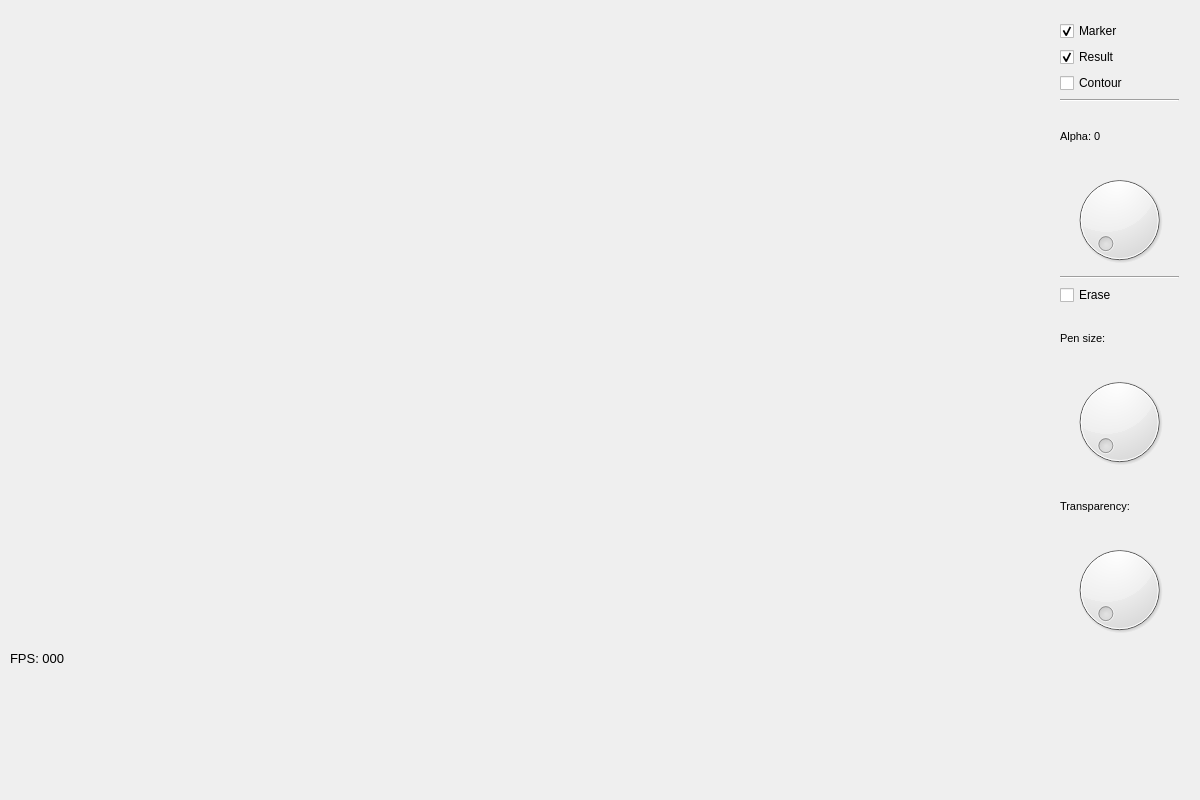
Before: the Qt Designer form mainwindow.ui in michal-kowalczyk/RealTimeCTSegmentation, drawn with Qt 5.
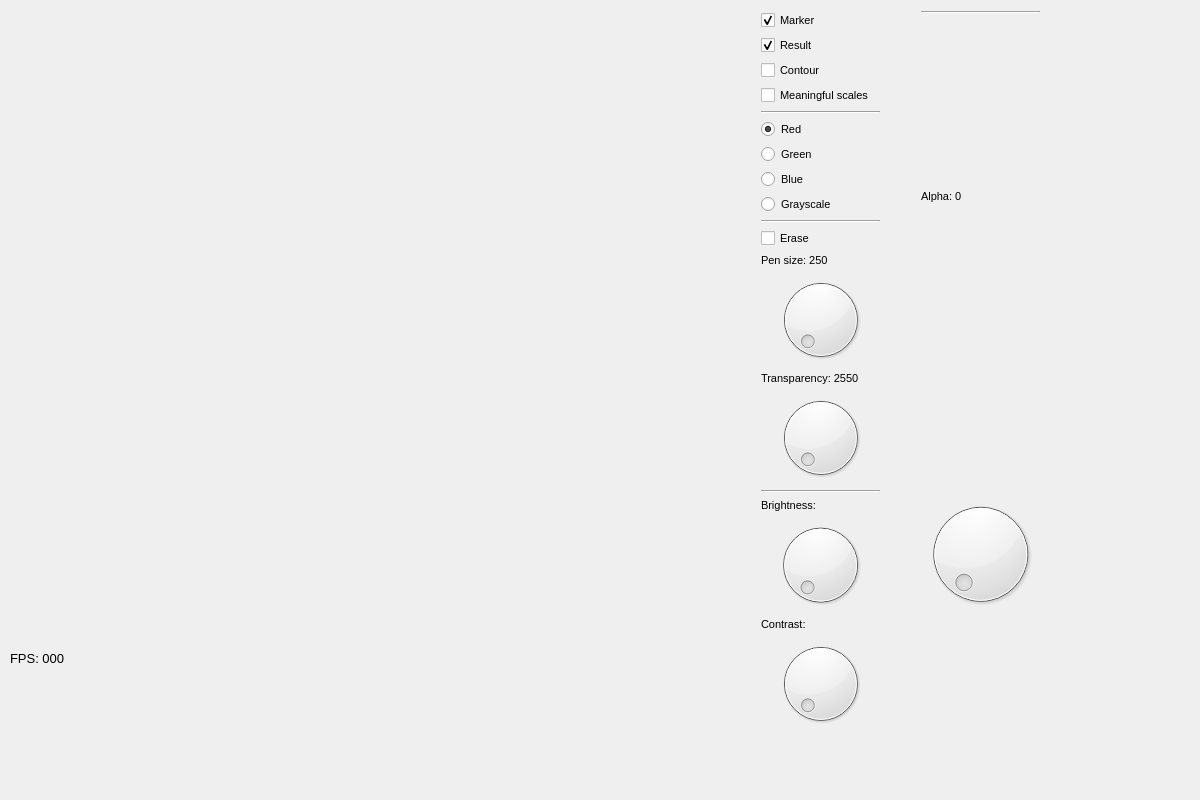
After: the same form once the commit is applied.

Commit message: Version with Meaningful Scales (probably there is some bug in MS), see increasing time of execution

```diff
--- a/mainwindow.ui
+++ b/mainwindow.ui
@@ -35,15 +35,20 @@
    <widget class="QWidget" name="verticalLayoutWidget">
     <property name="geometry">
      <rect>
-      <x>1049</x>
-      <y>10</y>
+      <x>750</x>
+      <y>0</y>
       <width>141</width>
-      <height>641</height>
+      <height>741</height>
      </rect>
     </property>
     <layout class="QVBoxLayout" name="verticalLayout">
      <item>
       <widget class="QCheckBox" name="markerCheckbox">
+       <property name="font">
+        <font>
+         <pointsize>8</pointsize>
+        </font>
+       </property>
        <property name="text">
         <string>Marker</string>
        </property>
@@ -54,6 +59,11 @@
      </item>
      <item>
       <widget class="QCheckBox" name="resultCheckbox">
+       <property name="font">
+        <font>
+         <pointsize>8</pointsize>
+        </font>
+       </property>
        <property name="text">
         <string>Result</string>
        </property>
@@ -64,11 +74,86 @@
      </item>
      <item>
       <widget class="QCheckBox" name="contourCheckbox">
+       <property name="font">
+        <font>
+         <pointsize>8</pointsize>
+        </font>
+       </property>
        <property name="text">
         <string>Contour</string>
        </property>
       </widget>
      </item>
+     <item>
+      <widget class="QCheckBox" name="meaningulScalesCheckBox">
+       <property name="font">
+        <font>
+         <pointsize>8</pointsize>
+        </font>
+       </property>
+       <property name="text">
+        <string>Meaningful scales</string>
+       </property>
+      </widget>
+     </item>
+     <item>
+      <widget class="Line" name="line_4">
+       <property name="orientation">
+        <enum>Qt::Horizontal</enum>
+       </property>
+      </widget>
+     </item>
+     <item>
+      <widget class="QRadioButton" name="redRadioButton">
+       <property name="font">
+        <font>
+         <pointsize>8</pointsize>
+        </font>
+       </property>
+       <property name="text">
+        <string>Red</string>
+       </property>
+       <property name="checked">
+        <bool>true</bool>
+       </property>
+      </widget>
+     </item>
+     <item>
+      <widget class="QRadioButton" name="greenRadioButton">
+       <property name="font">
+        <font>
+         <pointsize>8</pointsize>
+        </font>
+       </property>
+       <property name="text">
+        <string>Green</string>
+       </property>
+      </widget>
+     </item>
+     <item>
+      <widget class="QRadioButton" name="blueRadioButton">
+       <property name="font">
+        <font>
+         <pointsize>8</pointsize>
+        </font>
+       </property>
+       <property name="text">
+        <string>Blue</string>
+       </property>
+      </widget>
+     </item>
+     <item>
+      <widget class="QRadioButton" name="grayScaleRadioButton">
+       <property name="font">
+        <font>
+         <pointsize>8</pointsize>
+        </font>
+       </property>
+       <property name="text">
+        <string>Grayscale</string>
+       </property>
+      </widget>
+     </item>
      <item>
       <widget class="Line" name="line_2">
        <property name="orientation">
@@ -76,34 +161,13 @@
        </property>
       </widget>
      </item>
-     <item>
-      <widget class="QLabel" name="alphaLabel">
-       <property name="font">
-        <font>
-         <pointsize>8</pointsize>
-        </font>
-       </property>
-       <property name="text">
-        <string>Alpha: 0</string>
-       </property>
-      </widget>
-     </item>
-     <item>
-      <widget class="QDial" name="alphaDial">
-       <property name="maximum">
-        <number>999</number>
-       </property>
-      </widget>
-     </item>
-     <item>
-      <widget class="Line" name="line">
-       <property name="orientation">
-        <enum>Qt::Horizontal</enum>
-       </property>
-      </widget>
-     </item>
      <item>
       <widget class="QCheckBox" name="eraseCheckbox">
+       <property name="font">
+        <font>
+         <pointsize>8</pointsize>
+        </font>
+       </property>
        <property name="text">
         <string>Erase</string>
        </property>
@@ -117,7 +181,7 @@
         </font>
        </property>
        <property name="text">
-        <string>Pen size: </string>
+        <string>Pen size: 250</string>
        </property>
       </widget>
      </item>
@@ -139,7 +203,7 @@
         </font>
        </property>
        <property name="text">
-        <string>Transparency: </string>
+        <string>Transparency: 2550</string>
        </property>
       </widget>
      </item>
@@ -150,29 +214,82 @@
        </property>
       </widget>
      </item>
+     <item>
+      <widget class="Line" name="line_3">
+       <property name="orientation">
+        <enum>Qt::Horizontal</enum>
+       </property>
+      </widget>
+     </item>
+     <item>
+      <widget class="QLabel" name="brightnessLabel">
+       <property name="font">
+        <font>
+         <pointsize>8</pointsize>
+        </font>
+       </property>
+       <property name="text">
+        <string>Brightness:</string>
+       </property>
+      </widget>
+     </item>
+     <item>
+      <widget class="QDial" name="brightnessDial"/>
+     </item>
+     <item>
+      <widget class="QLabel" name="contrastLabel">
+       <property name="font">
+        <font>
+         <pointsize>8</pointsize>
+        </font>
+       </property>
+       <property name="text">
+        <string>Contrast:</string>
+       </property>
+      </widget>
+     </item>
+     <item>
+      <widget class="QDial" name="contrastDial"/>
+     </item>
     </layout>
    </widget>
    <widget class="QWidget" name="canvas" native="true">
     <property name="geometry">
      <rect>
-      <x>-10</x>
-      <y>-10</y>
-      <width>640</width>
-      <height>640</height>
+      <x>910</x>
+      <y>0</y>
+      <width>141</width>
+      <height>741</height>
      </rect>
     </property>
-    <property name="minimumSize">
-     <size>
-      <width>0</width>
-      <height>0</height>
-     </size>
-    </property>
-    <property name="maximumSize">
-     <size>
-      <width>640</width>
-      <height>640</height>
-     </size>
-    </property>
+    <layout class="QVBoxLayout" name="verticalLayout_2">
+     <item>
+      <widget class="Line" name="line_5">
+       <property name="orientation">
+        <enum>Qt::Horizontal</enum>
+       </property>
+      </widget>
+     </item>
+     <item>
+      <widget class="QLabel" name="alphaLabel">
+       <property name="font">
+        <font>
+         <pointsize>8</pointsize>
+        </font>
+       </property>
+       <property name="text">
+        <string>Alpha: 0</string>
+       </property>
+      </widget>
+     </item>
+     <item>
+      <widget class="QDial" name="alphaDial">
+       <property name="maximum">
+        <number>999</number>
+       </property>
+      </widget>
+     </item>
+    </layout>
    </widget>
   </widget>
   <widget class="QMenuBar" name="menuBar">
```
Left out of the diff: 2 changed lines with no effect on the pictures. The commit also changes 174 other files.
